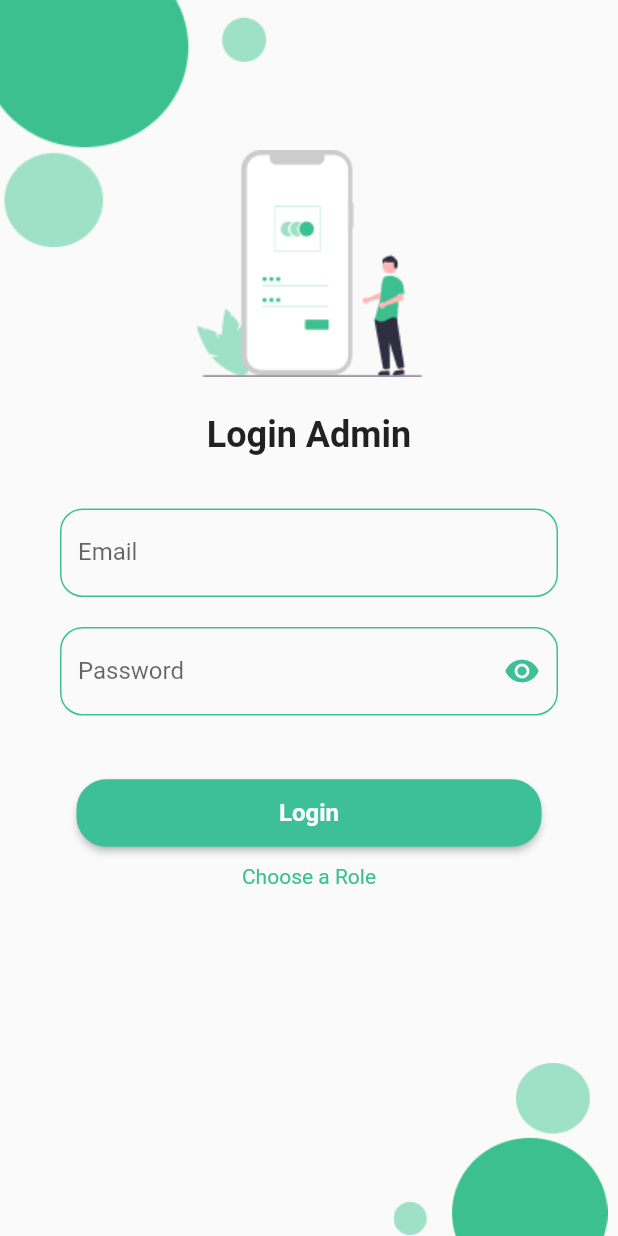
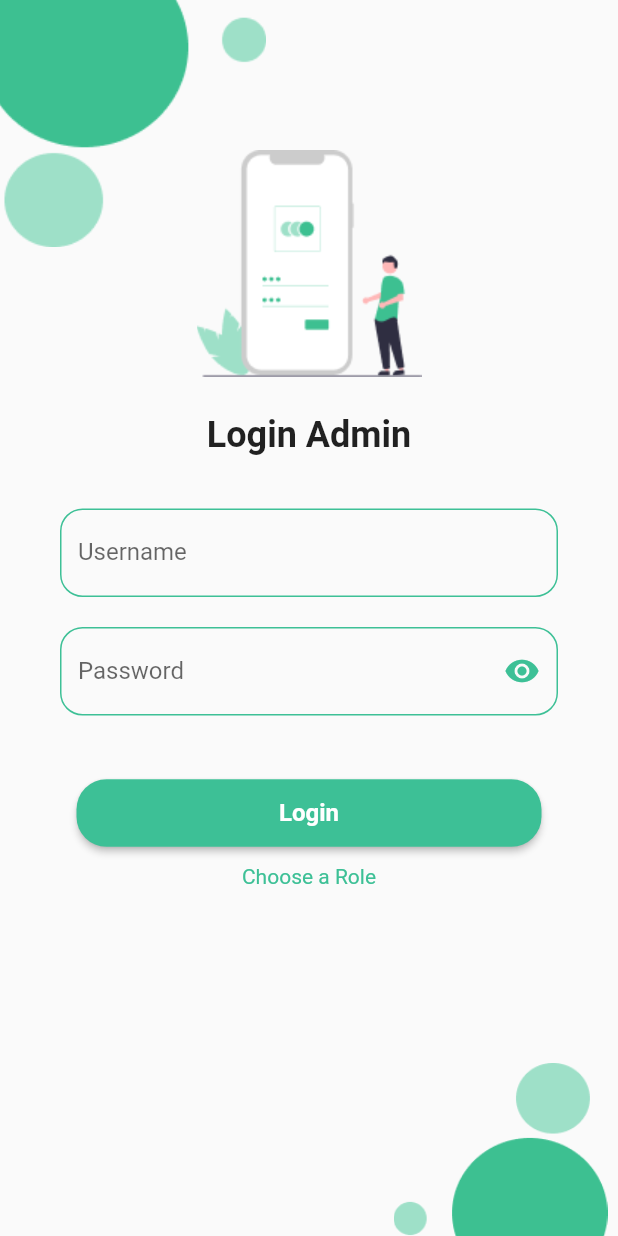
Before and after one commit to HardikaAdhiMurprastyo/Desa-Pintar, a Flutter app: the screen it shows after launch, after a tap on "Admin", on a phone screen of 412 x 824 dp. Run offline on Flutter 3.47's test engine with Material 2 defaults, Android fonts, the phone set to English and light mode, and no system bars; our stand-ins replace carousel_slider, google_nav_bar, readmore; network calls fail.

Commit message:
Update login_admin_rt.dart

```diff
--- a/desa_pintar/lib/UI/login/login_admin_rt.dart
+++ b/desa_pintar/lib/UI/login/login_admin_rt.dart
@@ -120,7 +120,7 @@ class _AdminLoginState extends State<AdminLogin> {
                                     BorderRadius.all(Radius.circular(15)),
                                 borderSide: BorderSide(
                                     color: Color.fromARGB(255, 61, 192, 150))),
-                            labelText: 'Email',
+                            labelText: 'Username',
                             hintMaxLines: 1,
                           ),
                         ),
```
